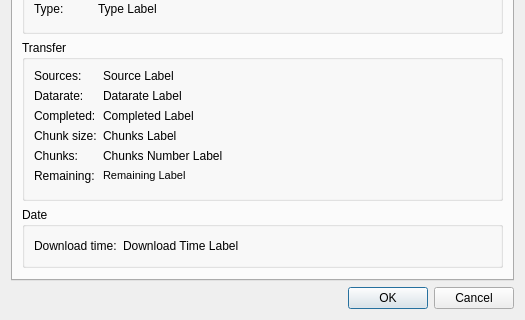
First picture: the form in retroshare-gui/src/gui/DetailsDialog.ui, repository RetroShare/RetroShare, before the edit; both pictures show x 0 to 525 and y 173 to 493 of the 525 by 493 pixel window.
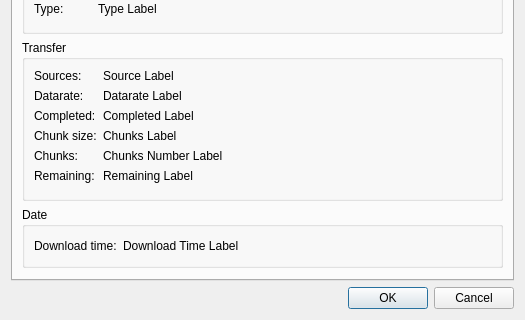
Second picture: the form after the edit. Icons and pictures are not drawn.

```diff
--- a/retroshare-gui/src/gui/DetailsDialog.ui
+++ b/retroshare-gui/src/gui/DetailsDialog.ui
@@ -287,11 +287,7 @@
           <item row="5" column="1">
            <widget class="QLabel" name="remaining_line">
             <property name="text">
-             <string>&lt;!DOCTYPE HTML PUBLIC &quot;-//W3C//DTD HTML 4.0//EN&quot; &quot;http://www.w3.org/TR/REC-html40/strict.dtd&quot;&gt;
-&lt;html&gt;&lt;head&gt;&lt;meta name=&quot;qrichtext&quot; content=&quot;1&quot; /&gt;&lt;style type=&quot;text/css&quot;&gt;
-p, li { white-space: pre-wrap; }
-&lt;/style&gt;&lt;/head&gt;&lt;body style=&quot; font-family:'MS Shell Dlg 2'; font-size:8.25pt; font-weight:400; font-style:normal;&quot;&gt;
-&lt;p style=&quot; margin-top:0px; margin-bottom:0px; margin-left:0px; margin-right:0px; -qt-block-indent:0; text-indent:0px;&quot;&gt;&lt;span style=&quot; font-size:8pt;&quot;&gt;Remaining Label&lt;/span&gt;&lt;/p&gt;&lt;/body&gt;&lt;/html&gt;</string>
+             <string notr="true">Remaining Label</string>
             </property>
            </widget>
           </item>
```
Left out of the diff: 24 changed lines with no effect on the pictures.
